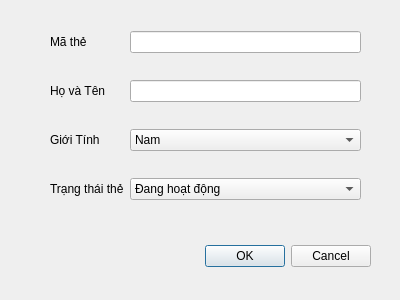
The window that librarymanage/hieuChinhDocGia_dialog.ui (DTTaze/Qt-Library-Management) describes before a commit, drawn with Qt 5.
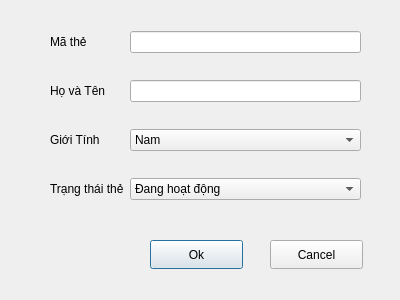
The same window after the commit.

```diff
--- a/librarymanage/hieuChinhDocGia_dialog.ui
+++ b/librarymanage/hieuChinhDocGia_dialog.ui
@@ -13,22 +13,6 @@
   <property name="windowTitle">
    <string>Dialog</string>
   </property>
-  <widget class="QDialogButtonBox" name="buttonBox">
-   <property name="geometry">
-    <rect>
-     <x>30</x>
-     <y>240</y>
-     <width>341</width>
-     <height>32</height>
-    </rect>
-   </property>
-   <property name="orientation">
-    <enum>Qt::Orientation::Horizontal</enum>
-   </property>
-   <property name="standardButtons">
-    <set>QDialogButtonBox::StandardButton::Cancel|QDialogButtonBox::StandardButton::Ok</set>
-   </property>
-  </widget>
   <widget class="QWidget" name="gridLayoutWidget">
    <property name="geometry">
     <rect>
@@ -113,6 +97,32 @@
     </item>
    </layout>
   </widget>
+  <widget class="QPushButton" name="Ok_pushButton">
+   <property name="geometry">
+    <rect>
+     <x>150</x>
+     <y>240</y>
+     <width>93</width>
+     <height>29</height>
+    </rect>
+   </property>
+   <property name="text">
+    <string>Ok</string>
+   </property>
+  </widget>
+  <widget class="QPushButton" name="Cancel_pushButton">
+   <property name="geometry">
+    <rect>
+     <x>270</x>
+     <y>240</y>
+     <width>93</width>
+     <height>29</height>
+    </rect>
+   </property>
+   <property name="text">
+    <string>Cancel</string>
+   </property>
+  </widget>
  </widget>
  <resources/>
  <connections>
```
Left out of the diff: 35 changed lines with no effect on the pictures.
